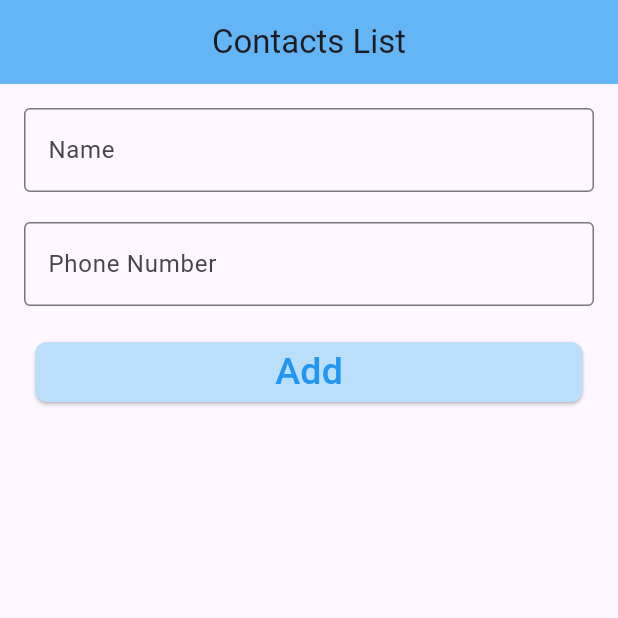
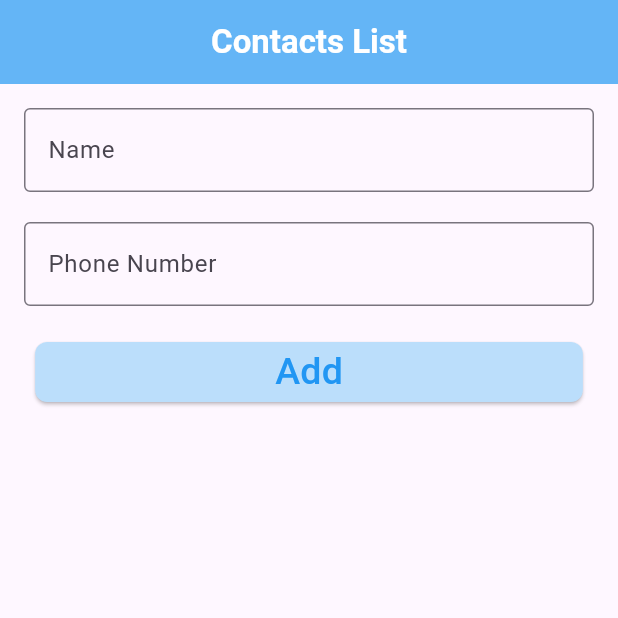
Before and after one commit to Monzurul1988/assignment_2, a Flutter app: the screen it shows after launch, on a phone screen of 412 x 824 dp, the top half of it. Run offline on Flutter 3.47's test engine with Material 3 defaults, Android fonts, the phone set to English and light mode, and no system bars.

Commit message:
Text-Style

```diff
--- a/lib/main.dart
+++ b/lib/main.dart
@@ -9,7 +9,7 @@ class MyApp extends StatelessWidget {
   Widget build(BuildContext context) {
     return MaterialApp(
       title: 'Flutter Demo',
-      theme: ThemeData(git
+      theme: ThemeData(
         primarySwatch: Colors.blue,
       ),
       debugShowCheckedModeBanner: false,
@@ -83,7 +83,7 @@ class _HomeScreenState extends State<HomeScreen> {
     return Scaffold(
       appBar: AppBar(
         backgroundColor: Colors.blue.shade300,
-        title: const Center(child: Text('Contacts List')),
+        title: const Center(child: Text('Contacts List', style: TextStyle(color: Colors.white, fontWeight: FontWeight.bold),)),
       ),
       body: Padding(
         padding: const EdgeInsets.all(16.0),
@@ -134,7 +134,7 @@ class _HomeScreenState extends State<HomeScreen> {
                     child: ListTile(
                       leading: const Icon(Icons.person, color: Colors.grey, size: 50),
                       trailing: const Icon(Icons.phone, color: Colors.blue,),
-                      title: Text(contacts[index]['name']!, style: TextStyle(color: Colors.red.shade400,fontSize: 20),),
+                      title: Text(contacts[index]['name']!, style: TextStyle(color: Colors.pinkAccent.shade200,fontSize: 20),),
                       subtitle: Text(contacts[index]['phone']!),
                       onLongPress: () {
                         _showDeleteDialog(index);
```
